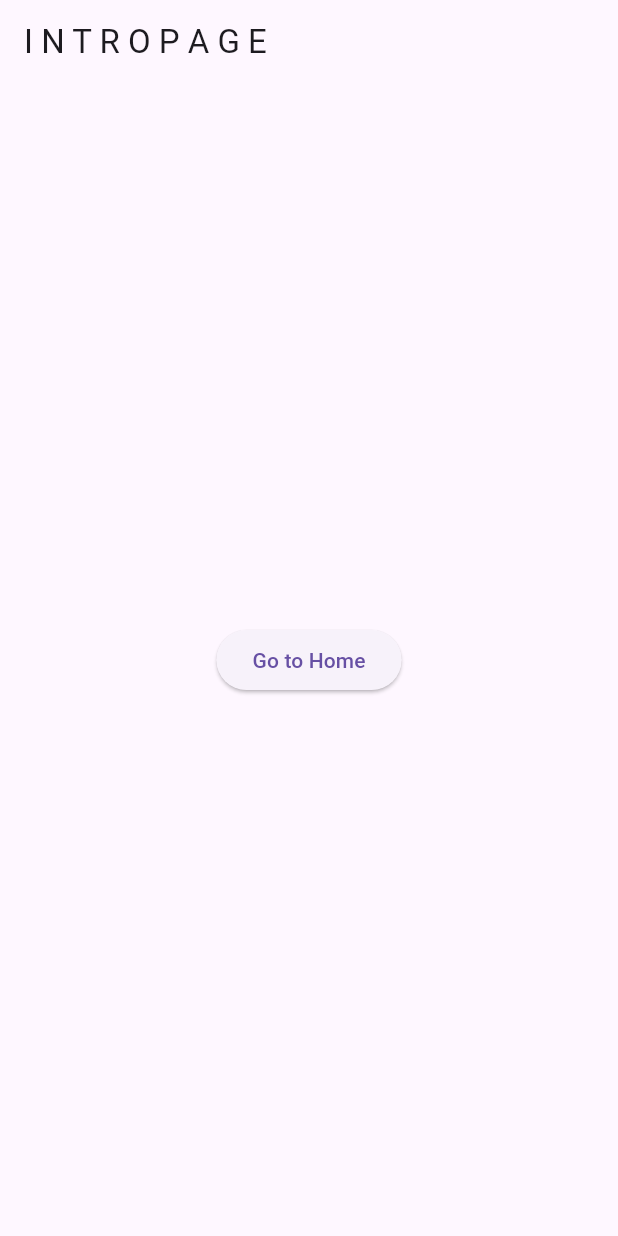
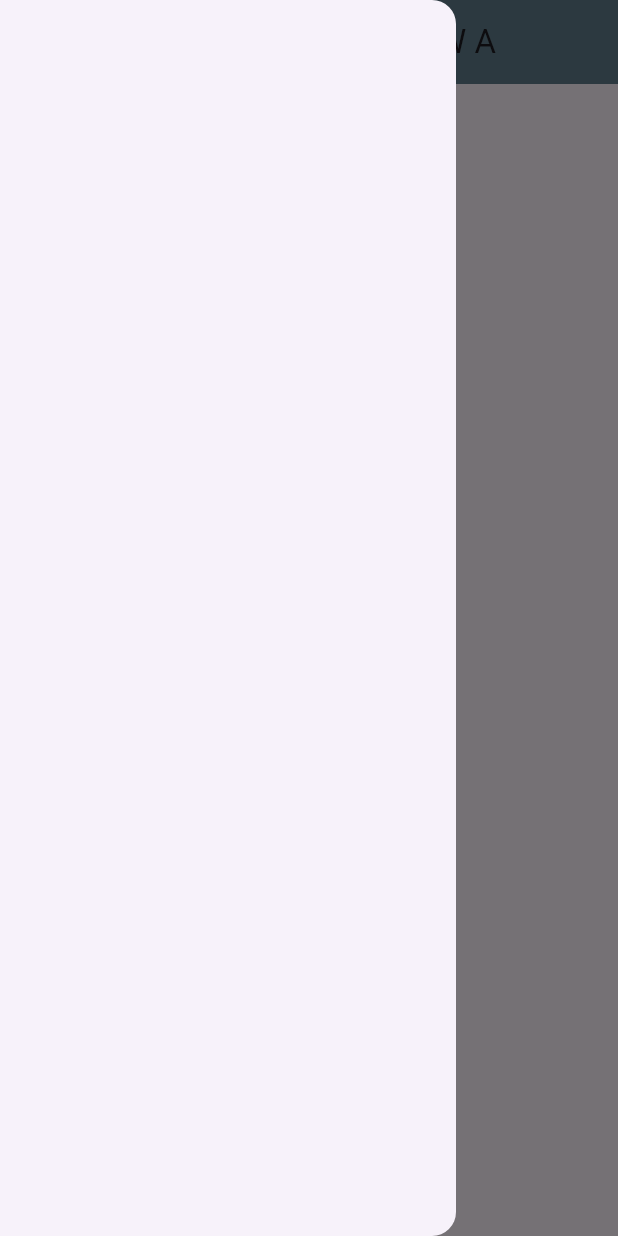
Before and after one commit to triiikusuma/UTS-flutter-Tri, a Flutter app: the screen it shows after launch, with the side drawer open (before the commit the screen has no drawer), on a phone screen of 412 x 824 dp. Run offline on Flutter 3.47's test engine with Material 3 defaults, Android fonts, the phone set to English and light mode, and no system bars.

Commit message:
Menambahkan Navbar dan Ubah judul dan background pada appbar

```diff
--- /dev/null
+++ b/lib/NavBar.dart
@@ -0,0 +1,15 @@
+import 'package:flutter/material.dart';
+
+class NavBar extends StatefulWidget {
+  @override
+  _NavBarState createState() => _NavBarState();
+}
+
+class _NavBarState extends State<NavBar> {
+  @override
+  Widget build(BuildContext context) {
+    return Drawer(
+      // Isi Drawer di sini
+    );
+  }
+}
--- a/lib/pages/intro_page.dart
+++ b/lib/pages/intro_page.dart
@@ -1,4 +1,6 @@
 import 'package:flutter/material.dart';
+import 'package:flutter_application_uts/NavBar.dart';
+
 
 class IntroPage extends StatefulWidget {
   const IntroPage({Key? key}) : super(key: key);
@@ -11,7 +13,12 @@ class _IntroPageState extends State<IntroPage> {
   @override
   Widget build(BuildContext context) {
     return Scaffold(
-      appBar: AppBar(title: const Text("I N T R O P A G E")),
+      drawer: NavBar(), // Gunakan NavBar di sini
+      appBar: AppBar(
+        title: const Text("I N F O  M A H A S I S W A"),
+        centerTitle: true,
+        backgroundColor: Colors.blueGrey,
+      ),
       body: Center(
         child: ElevatedButton(
           child: const Text("Go to Home"),
```
